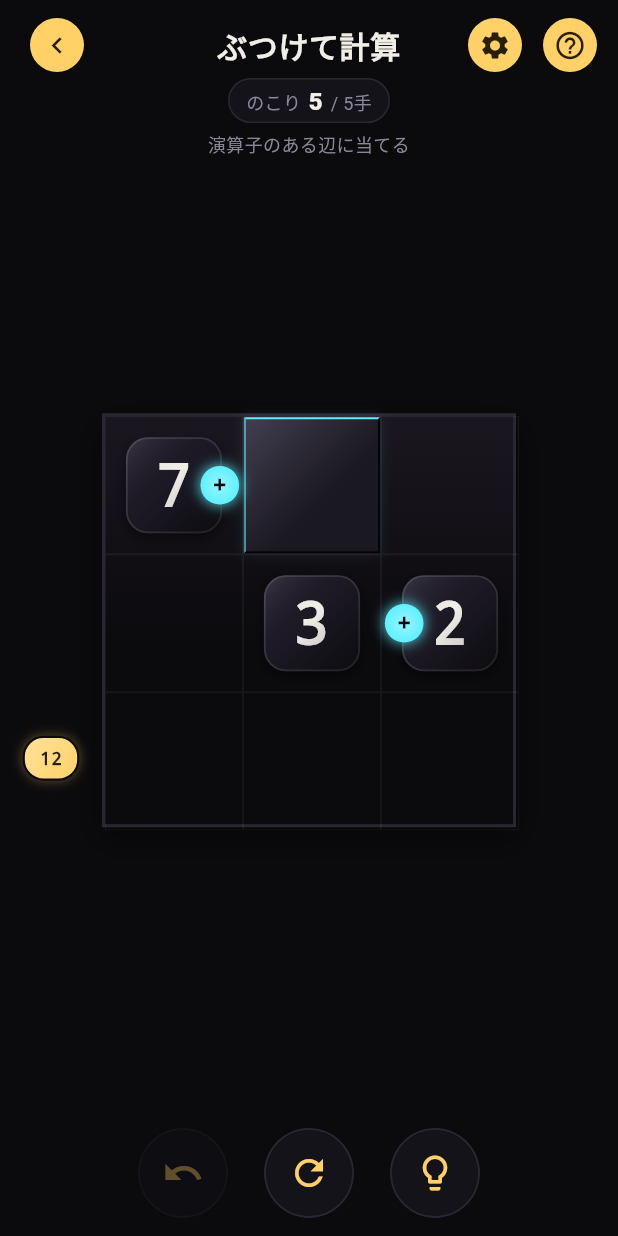
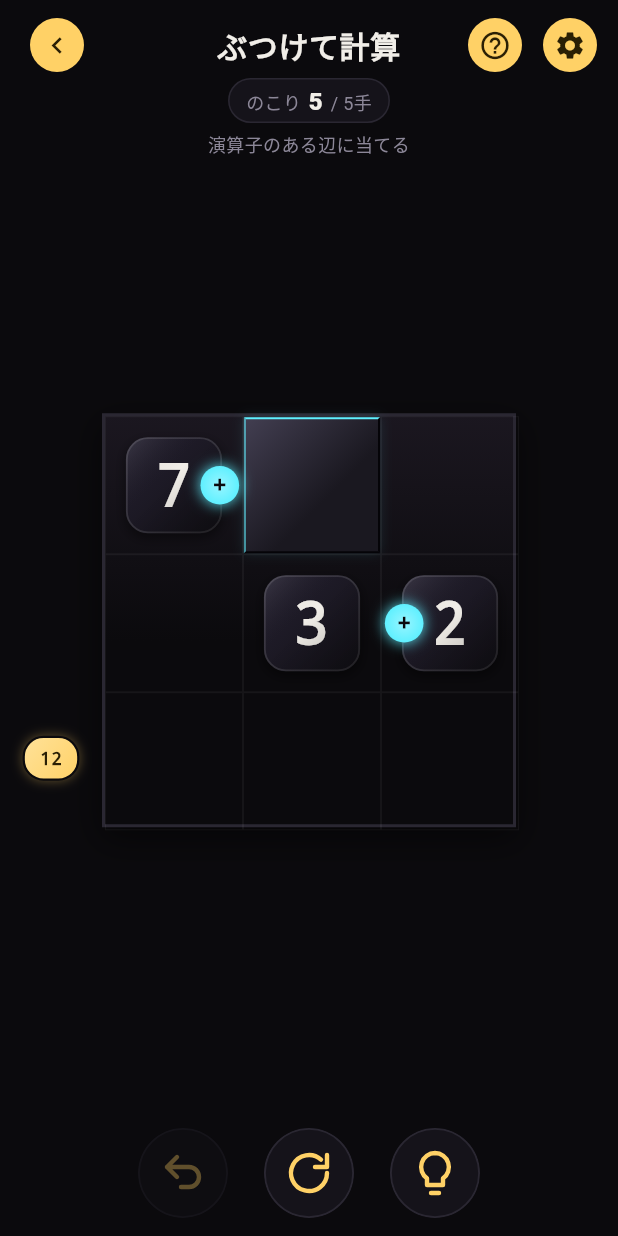
Before and after one commit to masato-masa/math-puzzle, a Flutter app: the screen it shows after launch, after a tap on "はじめる", on a phone screen of 412 x 824 dp. Run offline on Flutter 3.47's test engine with Material 3 defaults, Android fonts, the phone set to English and light mode, and no system bars; our stand-ins replace audioplayers, shared_preferences; Roboto replaces fonts that are missing (Georgia).

Commit message:
ツールアイコンを 4 ゲーム共通にし、右上の並びを ?・設定 にそろえる
- もどす・やり直す・ヒントを Material のアイコンから、他の 3 ゲームと同じ
  線画に差し替えた。lib/widgets/tool_icons.dart は生成物で、出どころは
  C:\claude\shared-ui\tool-icons.mjs。SVG のパスを Flutter の Path の
  組み立てに変換して書き出しているので、4 つで形が完全に一致する。
  色はこのゲームの金色のまま
- ヘッダー右上の並びを「? が左、設定が右」にした
- number_puzzle/build/web に 9/6 の古いビルドが残っていて、そこを開くと
  ホームの無い旧画面が出ていた。消した（ビルドは C:\dev\number_puzzle 側で行う）

Co-Authored-By: Claude Opus 5 <noreply@anthropic.com>

```diff
--- a/number_puzzle/lib/screens/puzzle_screen.dart
+++ b/number_puzzle/lib/screens/puzzle_screen.dart
@@ -8,6 +8,7 @@ import '../services/sound_service.dart';
 import '../theme/app_theme.dart';
 import '../widgets/app_header.dart';
 import '../widgets/app_sheets.dart';
+import '../widgets/tool_icons.dart';
 import '../widgets/clear_celebration.dart';
 import '../widgets/controller_listener.dart';
 import '../widgets/puzzle_board.dart';
@@ -293,18 +294,18 @@ class _ToolRowForGame extends StatelessWidget {
         return ToolRow(
           children: [
             ToolButton(
-              icon: Icons.undo,
+              kind: ToolIconKind.undo,
               tooltip: 'もどす',
               onPressed: controller.canUndo ? onUndo : null,
             ),
             ToolButton(
-              icon: Icons.refresh,
+              kind: ToolIconKind.reset,
               tooltip: 'やり直す',
               onPressed: onReset,
             ),
             if (controller.level.hintMove != null)
               ToolButton(
-                icon: Icons.lightbulb_outline,
+                kind: ToolIconKind.hint,
                 tooltip: 'ヒント',
                 onPressed: hintAvailable ? onHint : null,
               ),
--- a/number_puzzle/lib/widgets/app_header.dart
+++ b/number_puzzle/lib/widgets/app_header.dart
@@ -2,13 +2,14 @@ import 'package:flutter/material.dart';
 
 import '../theme/app_sizes.dart';
 import '../theme/app_theme.dart';
+import 'tool_icons.dart';
 
 /// 全ゲーム共通のヘッダー。
 ///
-///     行1  [戻る]        タイトル        [設定] [?]
+///     行1  [戻る]        タイトル        [?] [設定]
 ///     行2  ステータスバー（手数・クリア数など）
 ///
-/// **行 1 に置いてよいのは、戻る・タイトル・設定・? の 4 つだけ。**
+/// **行 1 に置いてよいのは、戻る・タイトル・?・設定 の 4 つだけ。**
 /// 手数もクリア数もすべて行 2（[status]）へ置く。行 2 は中身が空でも
 /// [AppSizes.statusBar] の高さを取るので、盤面の縦位置が画面ごとにずれない。
 class AppHeader extends StatelessWidget {
@@ -66,21 +67,22 @@ class AppHeader extends StatelessWidget {
               ),
               SizedBox(
                 width: sideWidth,
+                // 並びは ? が左、設定が右。4 つのゲームで同じにしてある。
                 child: Row(
                   mainAxisAlignment: MainAxisAlignment.end,
                   children: [
-                    if (onSettings != null)
+                    if (onHelp != null)
+                      RoundIconButton(
+                        icon: Icons.help_outline,
+                        tooltip: '遊びかた',
+                        onPressed: onHelp,
+                      ),
+                    if (onSettings != null) ...[
+                      if (onHelp != null) const SizedBox(width: 6),
                       RoundIconButton(
                         icon: Icons.settings,
                         tooltip: '設定',
                         onPressed: onSettings,
-                      ),
-                    if (onHelp != null) ...[
-                      const SizedBox(width: 6),
-                      RoundIconButton(
-                        icon: Icons.help_outline,
-                        tooltip: '遊びかた',
-                        onPressed: onHelp,
                       ),
                     ],
                   ],
@@ -197,12 +199,12 @@ class StatPill extends StatelessWidget {
 class ToolButton extends StatelessWidget {
   const ToolButton({
     super.key,
-    required this.icon,
+    required this.kind,
     required this.tooltip,
     required this.onPressed,
   });
 
-  final IconData icon;
+  final ToolIconKind kind;
   final String tooltip;
   final VoidCallback? onPressed;
 
@@ -213,7 +215,7 @@ class ToolButton extends StatelessWidget {
       opacity: enabled ? 1 : 0.35,
       child: Material(
         color: AppColors.surface,
-        shape: CircleBorder(side: BorderSide(color: AppColors.rule, width: 1.2)),
+        shape: const CircleBorder(side: BorderSide(color: AppColors.rule, width: 1.2)),
         clipBehavior: Clip.antiAlias,
         child: InkWell(
           onTap: onPressed,
@@ -222,7 +224,11 @@ class ToolButton extends StatelessWidget {
             height: AppSizes.toolButton,
             child: Tooltip(
               message: tooltip,
-              child: Icon(icon, size: 28, color: AppColors.gold),
+              // 絵は 4 つのゲームで共通（lib/widgets/tool_icons.dart は生成物）。
+              // 色だけこのゲームの金色にしている。
+              child: Center(
+                child: ToolIcon(kind: kind, color: AppColors.gold, size: 32),
+              ),
             ),
           ),
         ),
--- /dev/null
+++ b/number_puzzle/lib/widgets/tool_icons.dart
@@ -0,0 +1,88 @@
+// 生成物。直接編集しない。出どころは C:\claude\shared-ui\tool-icons.mjs。
+
+import 'package:flutter/widgets.dart';
+
+/// 盤面の下のツール行に置くアイコン。4 つのゲームで同じ形を使う。
+enum ToolIconKind { undo, reset, hint }
+
+/// 24x24 で描いた線画を、渡された大きさと色で描く。
+class ToolIcon extends StatelessWidget {
+  const ToolIcon({super.key, required this.kind, required this.color, this.size = 28});
+
+  final ToolIconKind kind;
+  final Color color;
+  final double size;
+
+  @override
+  Widget build(BuildContext context) {
+    return CustomPaint(
+      size: Size.square(size),
+      painter: _ToolIconPainter(kind: kind, color: color),
+    );
+  }
+}
+
+class _ToolIconPainter extends CustomPainter {
+  _ToolIconPainter({required this.kind, required this.color});
+
+  final ToolIconKind kind;
+  final Color color;
+
+  @override
+  void paint(Canvas canvas, Size size) {
+    // 24 の枠で描いてから拡げる。線幅もいっしょに拡がるので、
+    // どの大きさでも線の太さの比が変わらない。
+    canvas.save();
+    canvas.scale(size.width / 24, size.height / 24);
+    canvas.drawPath(
+      _path(kind),
+      Paint()
+        ..style = PaintingStyle.stroke
+        ..strokeWidth = 2.2
+        ..strokeCap = StrokeCap.round
+        ..strokeJoin = StrokeJoin.round
+        ..color = color,
+    );
+    canvas.restore();
+  }
+
+  static Path _path(ToolIconKind kind) {
+    switch (kind) {
+      /// もどす
+      case ToolIconKind.undo:
+        return Path()
+      ..moveTo(9, 14)
+      ..lineTo(4, 9)
+      ..relativeLineTo(5, -5)
+      ..moveTo(4, 9)
+      ..relativeLineTo(11, 0)
+      ..relativeArcToPoint(const Offset(0, 10), radius: const Radius.circular(5), largeArc: false, clockwise: true)
+      ..relativeLineTo(-4, 0);
+      /// やり直す
+      case ToolIconKind.reset:
+        return Path()
+      ..moveTo(21, 12)
+      ..relativeArcToPoint(const Offset(-3, -6.7), radius: const Radius.circular(9), largeArc: true, clockwise: true)
+      ..moveTo(21, 3)
+      ..relativeLineTo(0, 6)
+      ..relativeLineTo(-6, 0);
+      /// ヒント
+      case ToolIconKind.hint:
+        return Path()
+      ..moveTo(9, 18)
+      ..relativeLineTo(6, 0)
+      ..moveTo(10, 22)
+      ..relativeLineTo(4, 0)
+      ..moveTo(12, 2)
+      ..relativeArcToPoint(const Offset(-4, 12.7), radius: const Radius.circular(7), largeArc: false, clockwise: false)
+      ..lineTo(8, 18)
+      ..relativeLineTo(8, 0)
+      ..relativeLineTo(0, -3.3)
+      ..arcToPoint(const Offset(12, 2), radius: const Radius.circular(7), largeArc: false, clockwise: false)
+      ..close();
+    }
+  }
+
+  @override
+  bool shouldRepaint(_ToolIconPainter old) => old.kind != kind || old.color != color;
+}
```
